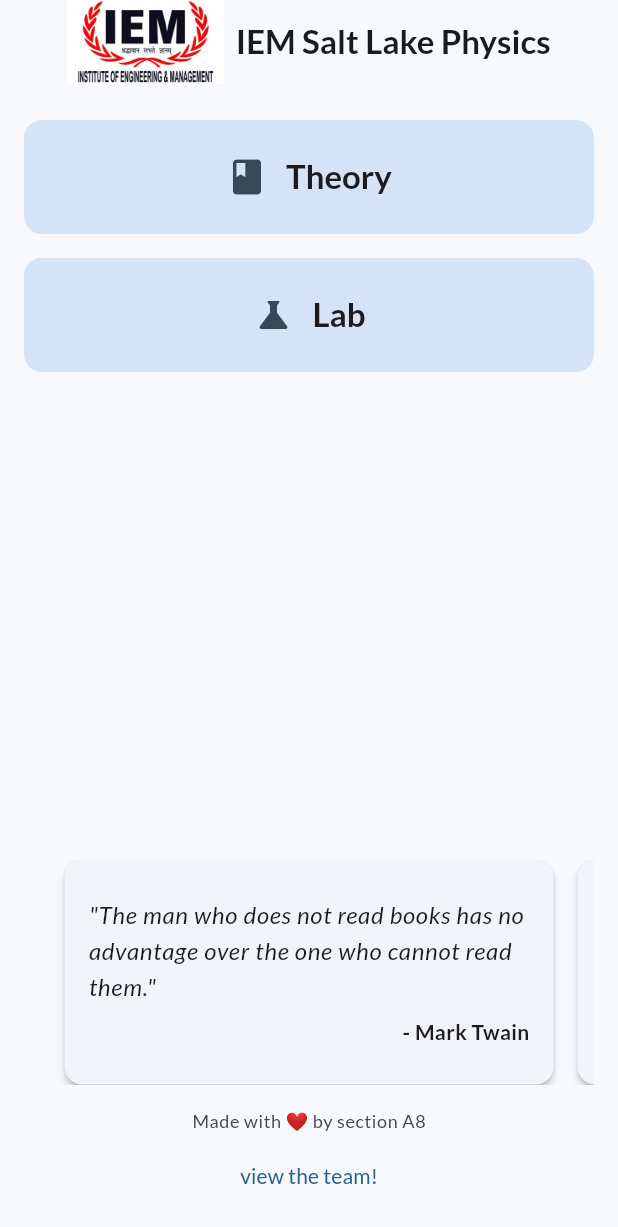
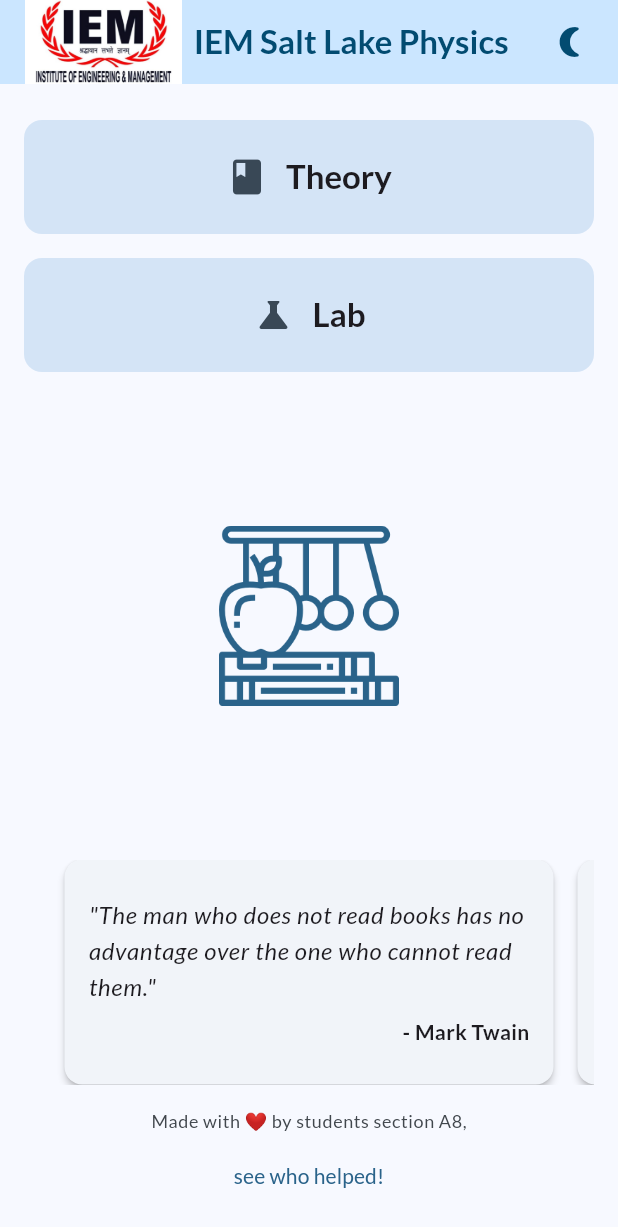
Before and after one commit to Optimuspime123/Physics-project-iem, a Flutter app: the screen it shows after launch, on a phone screen of 412 x 824 dp. Shown: the top 1227 px of the screen. Run offline on Flutter 3.47's test engine with Material 3 defaults, Android fonts, the phone set to English and light mode, and no system bars; our stand-ins replace google_fonts, shared_preferences.

Commit message:
version 3 - final demo

```diff
--- a/lib/home_page.dart
+++ b/lib/home_page.dart
@@ -1,6 +1,8 @@
 import 'dart:async';
 import 'package:flutter/material.dart';
-import '/placeholder_page.dart';
+import 'package:provider/provider.dart';
+import '/team_page.dart';
+import 'theme_provider.dart';
 
 class HomePage extends StatefulWidget {
   const HomePage({super.key});
@@ -58,6 +60,8 @@
 
   @override
   Widget build(BuildContext context) {
+    final themeProvider = Provider.of<ThemeProvider>(context);
+
     return Scaffold(
       appBar: AppBar(
         title: Row(
@@ -80,6 +84,19 @@
           ],
         ),
         centerTitle: true,
+        actions: [
+          IconButton(
+            icon: Icon(
+              themeProvider.themeMode == ThemeMode.dark
+                  ? Icons.wb_sunny_outlined
+                  : Icons.nightlight_round,
+            ),
+            onPressed: () {
+              themeProvider.toggleTheme();
+            },
+          ),
+          const SizedBox(width: 8),
+        ],
       ),
       body: Padding(
         padding: const EdgeInsets.symmetric(horizontal: 16.0),
@@ -90,14 +107,24 @@
             _buildSection(context, 'Theory', Icons.book, const TheoryPage()),
             const SizedBox(height: 16.0),
             _buildSection(context, 'Lab', Icons.science, const LabPage()),
-            const Spacer(),
+            Expanded(
+              child: Center(
+                child: Image.asset(
+                  'lib/assets/physics.png',
+                  height: 120,
+                  color: Theme.of(context).colorScheme.primary,
+                  colorBlendMode: BlendMode.srcIn,
+                ),
+              ),
+            ),
             SizedBox(
               height: 150,
               child: PageView.builder(
                 itemCount: HomePage.quotes.length,
                 controller: _pageController,
                 itemBuilder: (context, index) {
-                  return _buildQuoteCard(HomePage.quotes[index], HomePage.authors[index]);
+                  return _buildQuoteCard(
+                      HomePage.quotes[index], HomePage.authors[index]);
                 },
               ),
             ),
@@ -110,7 +137,8 @@
     );
   }
 
-  Widget _buildSection(BuildContext context, String title, IconData icon, Widget page) {
+  Widget _buildSection(
+      BuildContext context, String title, IconData icon, Widget page) {
     return FilledButton.tonal(
       onPressed: () {
         Navigator.push(
@@ -181,7 +209,7 @@
     return Column(
       children: [
         Text(
-          'Made with ❤️ by section A8',
+          'Made with ❤️ by students section A8,',
           style: Theme.of(context).textTheme.bodySmall?.copyWith(
                 color: Theme.of(context).colorScheme.onSurfaceVariant,
               ),
@@ -191,10 +219,10 @@
           onPressed: () {
             Navigator.push(
               context,
-              MaterialPageRoute(builder: (context) => const TeamPlaceholderPage()),
+              MaterialPageRoute(builder: (context) => const TeamPage()),
             );
           },
-          child: const Text('view the team!'),
+          child: const Text('see who helped!'),
         ),
       ],
     );
--- a/lib/main.dart
+++ b/lib/main.dart
@@ -1,9 +1,16 @@
 import 'package:flutter/material.dart';
 import 'package:google_fonts/google_fonts.dart';
+import 'package:provider/provider.dart';
 import 'home_page.dart';
+import 'theme_provider.dart';
 
 void main() {
-  runApp(const MyApp());
+  runApp(
+    ChangeNotifierProvider(
+      create: (_) => ThemeProvider(),
+      child: const MyApp(),
+    ),
+  );
 }
 
 class MyApp extends StatelessWidget {
@@ -11,18 +18,46 @@
 
   @override
   Widget build(BuildContext context) {
+    const seedColor = Color.fromARGB(255, 26, 82, 118);
+
+    return Consumer<ThemeProvider>(
+      builder: (context, themeProvider, child) {
+        // Define color schemes separately to access their properties
+        final lightColorScheme = ColorScheme.fromSeed(
+          seedColor: seedColor,
+          brightness: Brightness.light,
+        );
+
+        final darkColorScheme = ColorScheme.fromSeed(
+          seedColor: seedColor,
+          brightness: Brightness.dark,
+        );
+
         return MaterialApp(
           title: 'IEM Salt Lake Physics App',
           debugShowCheckedModeBanner: false,
+          themeMode: themeProvider.themeMode,
           theme: ThemeData(
             useMaterial3: true,
-        colorScheme: ColorScheme.fromSeed(
-          seedColor: const Color.fromARGB(255, 26, 82, 118),
-          brightness: Brightness.light,
+            colorScheme: lightColorScheme,
+            appBarTheme: AppBarTheme(
+              backgroundColor: lightColorScheme.primaryContainer,
+              foregroundColor: lightColorScheme.onPrimaryContainer, // Ensures text and icons are readable
             ),
-        textTheme: GoogleFonts.latoTextTheme(Theme.of(context).textTheme),
+            textTheme: GoogleFonts.latoTextTheme(ThemeData.light().textTheme),
+          ),
+          darkTheme: ThemeData(
+            useMaterial3: true,
+            colorScheme: darkColorScheme,
+            appBarTheme: AppBarTheme(
+              backgroundColor: darkColorScheme.primaryContainer,
+              foregroundColor: darkColorScheme.onPrimaryContainer, // Ensures text and icons are readable
+            ),
+            textTheme: GoogleFonts.latoTextTheme(ThemeData.dark().textTheme),
           ),
           home: const HomePage(),
         );
+      },
+    );
   }
 }
--- /dev/null
+++ b/lib/theme_provider.dart
@@ -0,0 +1,27 @@
+import 'package:flutter/material.dart';
+import 'package:shared_preferences/shared_preferences.dart';
+
+class ThemeProvider with ChangeNotifier {
+  ThemeMode _themeMode = ThemeMode.light;
+  final String _key = 'themeMode';
+
+  ThemeMode get themeMode => _themeMode;
+
+  ThemeProvider() {
+    _loadThemeMode();
+  }
+
+  void _loadThemeMode() async {
+    final prefs = await SharedPreferences.getInstance();
+    final isDarkMode = prefs.getBool(_key) ?? false;
+    _themeMode = isDarkMode ? ThemeMode.dark : ThemeMode.light;
+    notifyListeners();
+  }
+
+  void toggleTheme() async {
+    _themeMode = _themeMode == ThemeMode.light ? ThemeMode.dark : ThemeMode.light;
+    final prefs = await SharedPreferences.getInstance();
+    await prefs.setBool(_key, _themeMode == ThemeMode.dark);
+    notifyListeners();
+  }
+}
--- a/pubspec.yaml
+++ b/pubspec.yaml
@@ -31,12 +31,11 @@
   flutter:
     sdk: flutter
 
-  # The following adds the Cupertino Icons font to your application.
-  # Use with the CupertinoIcons class for iOS style icons.
   cupertino_icons: ^1.0.8
   google_fonts: ^6.3.0
   provider: ^6.1.5
   go_router: ^16.0.0
+  shared_preferences: ^2.2.3
 
 dev_dependencies:
   flutter_test:
```
Also changed, not shown: lib/placeholder_page.dart (deleted, +0 -30 lines), lib/team_page.dart (added, +104 -0 lines), lib/assets/physics.png (added), lib/assets/thank-you.png (added), pubspec.lock, 1 other file. Lines whose indentation alone changed are shown as unchanged.
